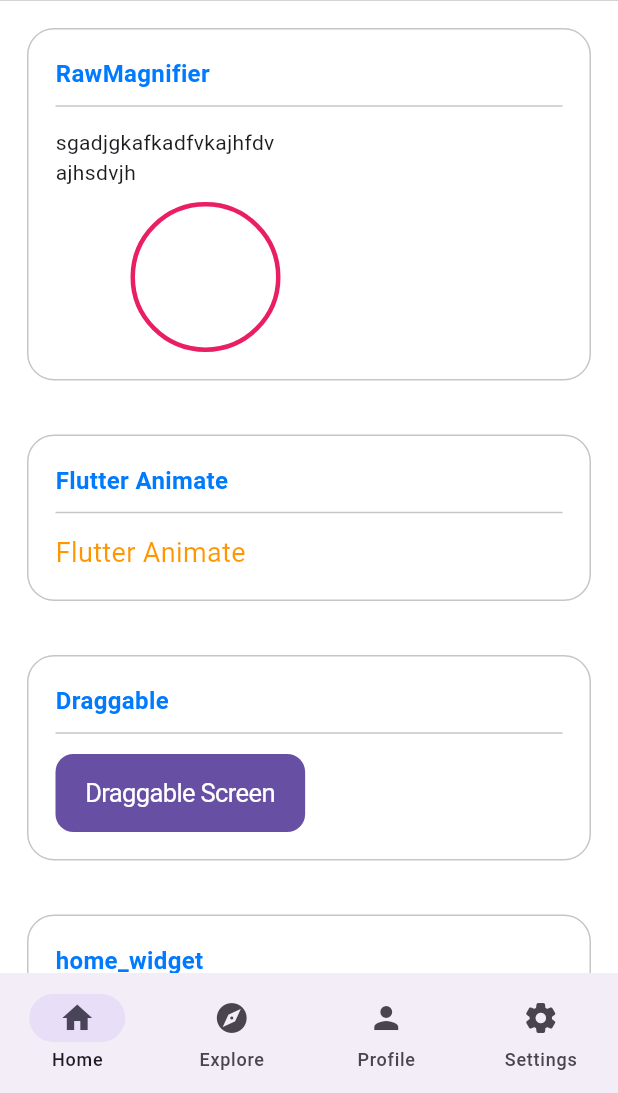
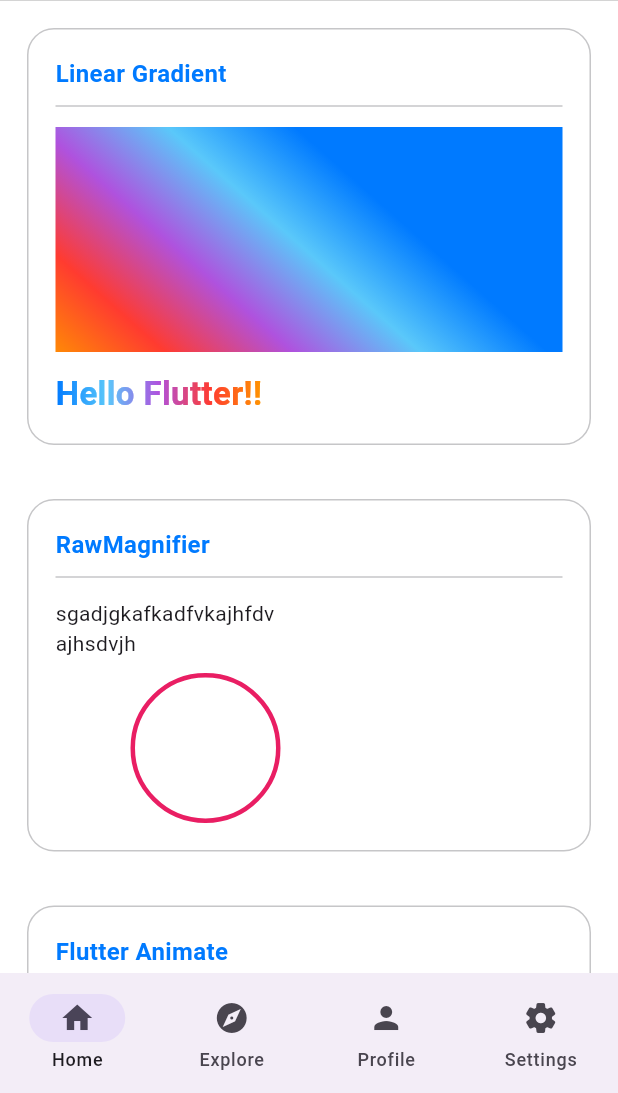
Before and after one commit to darshanpatellr/widget_of_week, a Flutter app: the screen it shows after launch, on a phone screen of 412 x 824 dp, the part 143-1236 px from its top. Run offline on Flutter 3.47's test engine with Material 3 defaults, Android fonts, the phone set to English and light mode, and no system bars; drawn by our look-alikes of flutter_animate; our stand-ins replace fl_chart, video_player; missing offline and left inert: home_widget.

Commit message:
feat: Add LinearGradient example
This commit introduces examples of `LinearGradient` to the main screen.

- Adds a `_linearGradient` method to demonstrate two uses of `LinearGradient`.
- The first example shows a `Container` with its background decorated by a `LinearGradient` that includes a `GradientRotation`.
- The second example uses a `ShaderMask` to apply a `LinearGradient` to a `Text` widget.
- Integrates the new widget into the `SliverList` on the home screen.

```diff
--- a/lib/main.dart
+++ b/lib/main.dart
@@ -1,3 +1,5 @@
+import 'dart:math' as math;
+
 import 'package:block_demo/screens/draggable_screen.dart';
 import 'package:block_demo/screens/isolate_screen.dart';
 import 'package:block_demo/screens/video_player_screen.dart';
@@ -84,6 +86,7 @@ class _HomeScreenState extends State<HomeScreen>
             CupertinoSliverNavigationBar(largeTitle: Text("Cupertino")),
             SliverList(
               delegate: SliverChildListDelegate([
+                _linearGradient(),
                 _rawMagnifier(),
                 _flutterAnimate(),
                 _draggable(),
@@ -110,6 +113,50 @@ class _HomeScreenState extends State<HomeScreen>
           ],
         ),
         bottomNavigationBar: _bottomNavigation(),
+      ),
+    );
+  }
+
+  /// ---------- LinearGradient ---------- ///
+
+  Widget _linearGradient() {
+    return ReusableContainer(
+      title: "Linear Gradient",
+      widget: Column(
+        crossAxisAlignment: CrossAxisAlignment.start,
+        children: [
+          Container(
+            height: 150,
+            decoration: BoxDecoration(
+                gradient: LinearGradient(
+                    colors: [
+                      CupertinoColors.activeBlue,
+                      CupertinoColors.systemTeal,
+                      CupertinoColors.systemPurple,
+                      CupertinoColors.destructiveRed,
+                      CupertinoColors.activeOrange,
+                    ],
+                    begin: Alignment.topCenter,
+                    end: Alignment.bottomRight,
+                    transform: GradientRotation(math.pi / 2)
+                )
+            ),
+          ),
+          SizedBox(height: 12,),
+          ShaderMask(shaderCallback: (bounds) =>
+              LinearGradient(colors: [
+                CupertinoColors.activeBlue,
+                CupertinoColors.systemTeal,
+                CupertinoColors.systemPurple,
+                CupertinoColors.destructiveRed,
+                CupertinoColors.activeOrange,
+              ]).createShader(bounds),
+            child:  Text("Hello Flutter!!",
+              style: TextStyle(
+                  color: CupertinoColors.white,
+                  fontSize: 22, fontWeight: FontWeight.bold),),
+          )
+        ],
       ),
     );
   }
```
